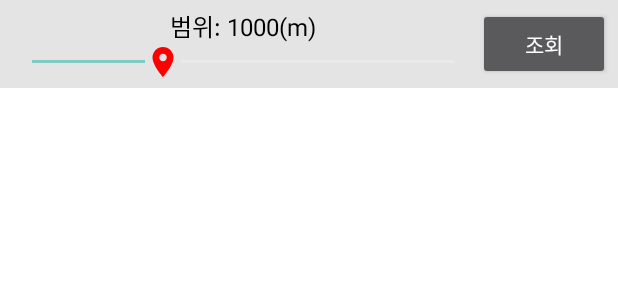
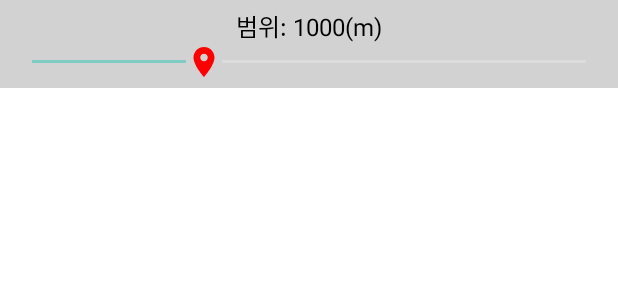
Before and after one commit to jiho1330/Lotto, an Android app: the layout activity_map_view.xml on its own in the app's theme, with its tools: preview values and no code run, on a phone screen of 412 x 824 dp. Shown: the top 300 px of the screen. Run offline under Robolectric (Android 15) with nearby library versions, the phone set to English and light mode, and no system bars; plain views replace MapView.

Commit message:
조회 버튼 제거

```diff
--- a/app/src/main/res/layout/activity_map_view.xml
+++ b/app/src/main/res/layout/activity_map_view.xml
@@ -9,9 +9,9 @@
     <LinearLayout
         android:layout_width="match_parent"
         android:layout_height="wrap_content"
-        android:background="#4DA6A6A6"
-        android:padding="5dp"
-        android:orientation="horizontal">
+        android:background="#80A6A6A6"
+        android:orientation="horizontal"
+        android:padding="5dp">
 
         <LinearLayout
             android:layout_width="wrap_content"
@@ -39,11 +39,6 @@
                 android:thumb="@drawable/ic_baseline_place_24" />
         </LinearLayout>
 
-        <Button
-            android:id="@+id/btnFind"
-            android:layout_width="wrap_content"
-            android:layout_height="wrap_content"
-            android:text="조회" />
     </LinearLayout>
 
     <RelativeLayout
```
Also changed, not shown: app/src/main/java/com/baram/lotto/MapViewActivity.java (+3 -11 lines).
